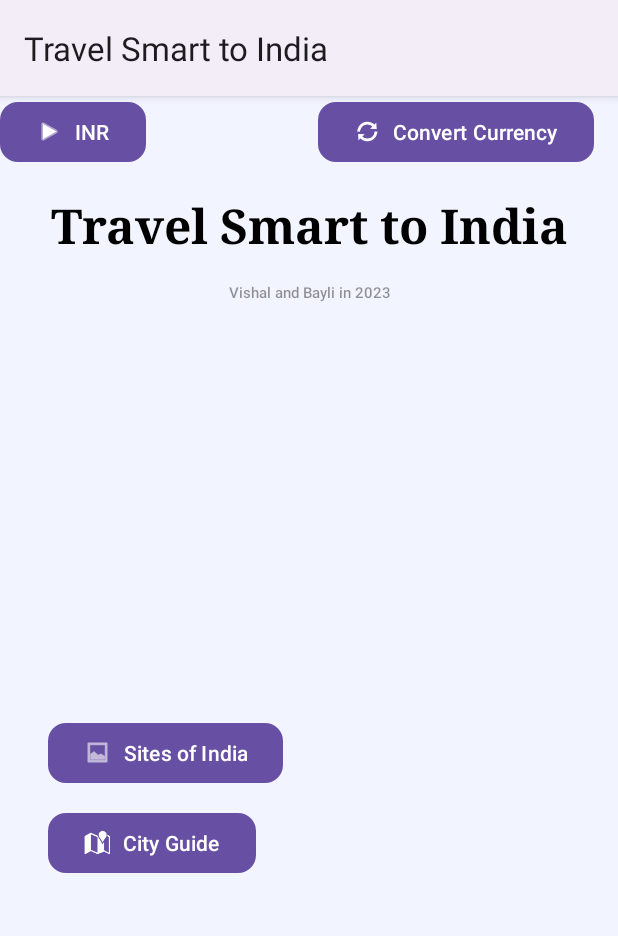
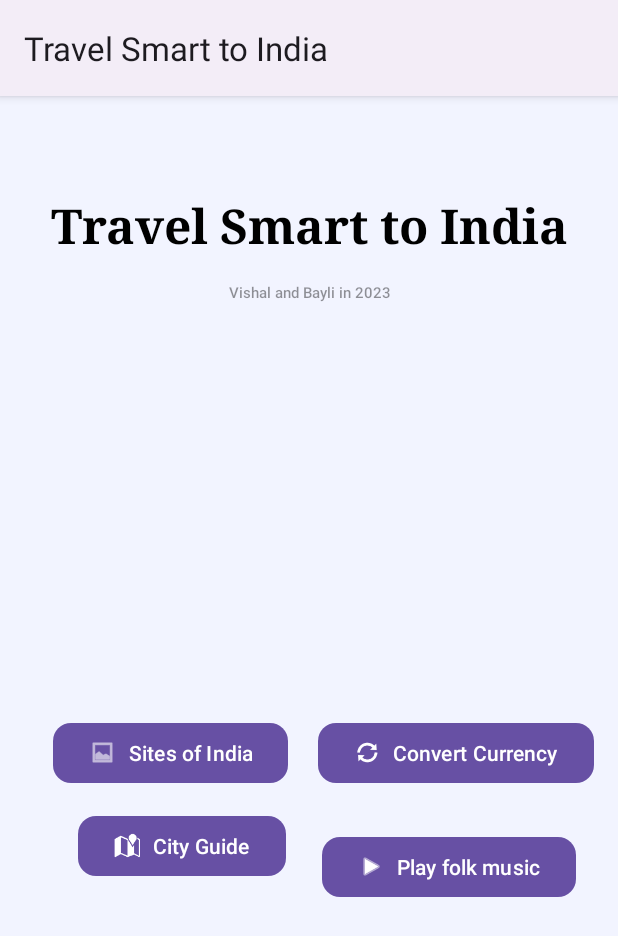
Before and after one commit to Shendre945/TermProject, an Android app: the screen it shows after launch (MainActivity), on a phone screen of 412 x 824 dp. Shown: the top 936 px of the screen. Run offline under Robolectric (Android 15) with nearby library versions, the phone set to English and light mode, and no system bars.

Commit message:
Updated Splash Screen

```diff
--- a/app/src/main/res/layout/activity_main.xml
+++ b/app/src/main/res/layout/activity_main.xml
@@ -49,12 +49,14 @@
         android:id="@+id/Button1"
         android:layout_width="wrap_content"
         android:layout_height="wrap_content"
+        android:layout_marginStart="40dp"
         android:layout_marginTop="276dp"
+        android:layout_marginEnd="24dp"
         android:text="@string/Button1"
         app:cornerRadius="12sp"
         app:icon="@android:drawable/ic_menu_gallery"
-        app:layout_constraintEnd_toEndOf="parent"
-        app:layout_constraintHorizontal_bias="0.125"
+        app:layout_constraintEnd_toStartOf="@+id/button2"
+        app:layout_constraintHorizontal_bias="0.6"
         app:layout_constraintStart_toStartOf="parent"
         app:layout_constraintTop_toBottomOf="@+id/textView" />
 
@@ -62,37 +64,43 @@
         android:id="@+id/button2"
         android:layout_width="wrap_content"
         android:layout_height="wrap_content"
-        android:layout_marginStart="12dp"
+        android:layout_marginTop="276dp"
         android:layout_marginEnd="16dp"
         android:text="@string/Button2"
         app:cornerRadius="12sp"
         app:icon="@android:drawable/ic_popup_sync"
         app:layout_constraintEnd_toEndOf="parent"
-        app:layout_constraintHorizontal_bias="0.0"
-        app:layout_constraintStart_toEndOf="@+id/button"
-        tools:layout_editor_absoluteY="413dp" />
+        app:layout_constraintTop_toBottomOf="@+id/textView" />
 
     <Button
         android:id="@+id/button3"
         android:layout_width="wrap_content"
         android:layout_height="wrap_content"
-        android:layout_marginTop="12dp"
+        android:layout_marginStart="48dp"
+        android:layout_marginTop="14dp"
+        android:layout_marginEnd="24dp"
         android:text="@string/Button3"
         app:cornerRadius="12sp"
         app:icon="@android:drawable/ic_dialog_map"
-        app:layout_constraintEnd_toEndOf="parent"
-        app:layout_constraintHorizontal_bias="0.117"
+        app:layout_constraintBottom_toBottomOf="parent"
+        app:layout_constraintEnd_toStartOf="@+id/btmusic"
+        app:layout_constraintHorizontal_bias="1.0"
         app:layout_constraintStart_toStartOf="parent"
-        app:layout_constraintTop_toBottomOf="@+id/Button1" />
+        app:layout_constraintTop_toBottomOf="@+id/Button1"
+        app:layout_constraintVertical_bias="0.0" />
 
     <Button
         android:id="@+id/btmusic"
         android:layout_width="wrap_content"
         android:layout_height="wrap_content"
-        android:text="@string/convertedINR"
+        android:layout_marginTop="14dp"
+        android:layout_marginEnd="28dp"
+        android:layout_marginBottom="208dp"
+        android:text="@string/btmusic"
         app:cornerRadius="12sp"
         app:icon="@android:drawable/ic_media_play"
-        tools:layout_editor_absoluteX="204dp"
-        tools:layout_editor_absoluteY="474dp" />
+        app:layout_constraintBottom_toBottomOf="parent"
+        app:layout_constraintEnd_toEndOf="parent"
+        app:layout_constraintTop_toBottomOf="@+id/button2" />
 
 </androidx.constraintlayout.widget.ConstraintLayout>
```
